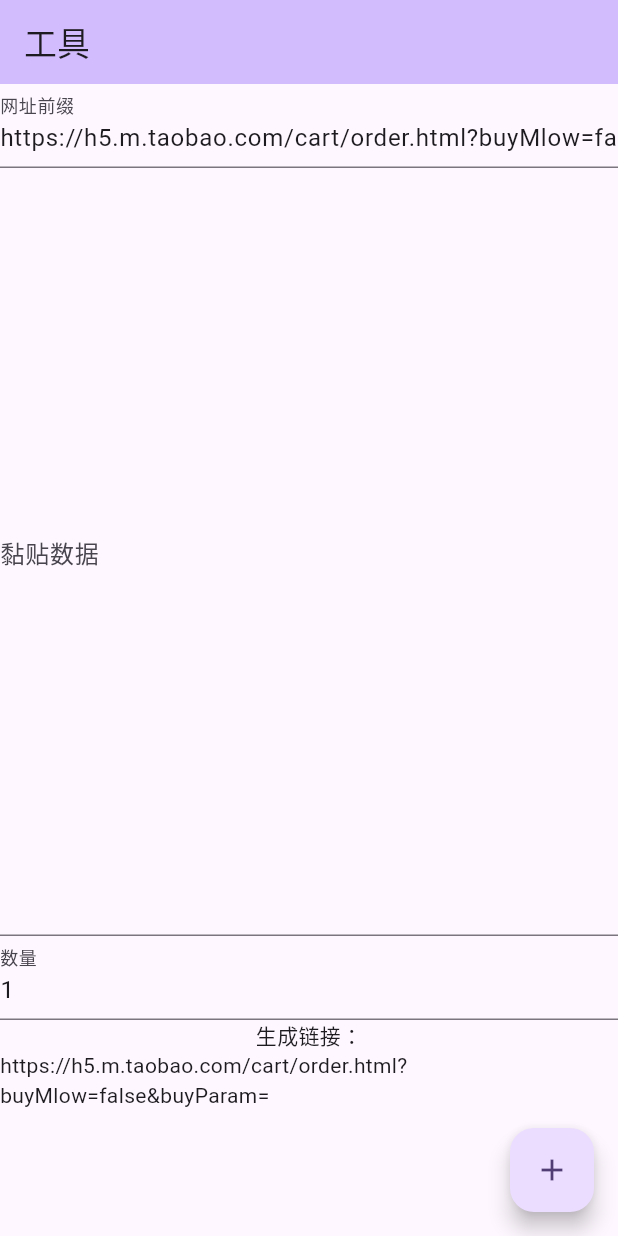
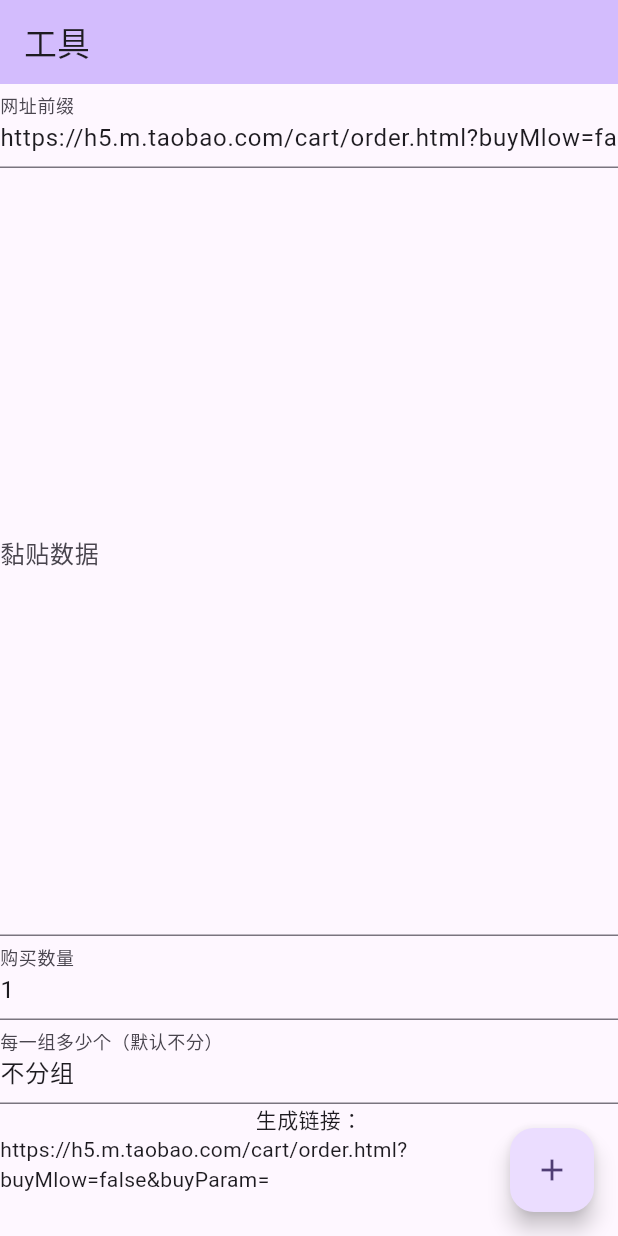
Before and after one commit to woohyman/PersonalHomepage, a Flutter app: the screen it shows after launch, after a tap on the "add" icon, on a phone screen of 412 x 824 dp. Run offline on Flutter 3.47's test engine with Material 2 defaults, Android fonts, the phone set to English and light mode, and no system bars.

Commit message:
【增加】完善bug

```diff
--- a/lib/main.dart
+++ b/lib/main.dart
@@ -30,30 +30,33 @@ class MyHomePage extends StatefulWidget {
 }
 
 TextEditingController _multiCopy = TextEditingController();
-TextEditingController _unameController = TextEditingController(
-    text: "https://h5.m.taobao.com/cart/order.html?buyMlow=false&buyParam=");
-TextEditingController _url = TextEditingController();
+TextEditingController _unameController = TextEditingController(text: "https://h5.m.taobao.com/cart/order.html?buyMlow=false&buyParam=");
 TextEditingController _number = TextEditingController(text: "1");
+TextEditingController _numberEachSegment = TextEditingController(text: "不分组");
 
 class _MyHomePageState extends State<MyHomePage> {
   String _counter = "";
 
   void _incrementCounter() {
     setState(() {
-      final stringFragments =
-          _multiCopy.text.replaceAll("&id=", " id= ").replaceAll("?id=", " id= ").split(" id=");
-      int index = 0;
+      final stringFragments = _multiCopy.text.split("https://");
       _counter = _unameController.text;
-      stringFragments.forEach((element) {
-        index++;
-        if (element.startsWith(" ")) {
-          if (index >= 1 && index != stringFragments.length - 1) {
-            _counter += ","+element.substring(1, 13) + "_" + _number.text;
-          } else {
-            _counter += element.substring(1, 13) + "_" + _number.text;
-          }
+      for (int i = 0; i < stringFragments.length; i++) {
+        final fragment = stringFragments[i];
+        var index = fragment.indexOf("&id=");
+        if (index < 0) index = fragment.indexOf("?id=");
+        if (index < 0) continue;
+        String id = "";
+        String skuId = "";
+        id = fragment.substring(index + 4, index + 16);
+        final skuIdIndex = fragment.indexOf("skuId=");
+        if (skuIdIndex > 0) skuId = "_" + fragment.substring(skuIdIndex + 6, skuIdIndex + 19);
+        if (i > 1 && i <= stringFragments.length) {
+          _counter += "," + id + "_" + _number.text+skuId;
+        } else {
+          _counter += id + "_" + _number.text+skuId;
         }
-      });
+      }
     });
   }
 
@@ -93,9 +96,15 @@ class _MyHomePageState extends State<MyHomePage> {
                 // ),
                 TextField(
                   decoration: const InputDecoration(
-                    labelText: "数量",
+                    labelText: "购买数量",
                   ),
                   controller: _number,
+                ),
+                TextField(
+                  decoration: const InputDecoration(
+                    labelText: "每一组多少个（默认不分）",
+                  ),
+                  controller: _numberEachSegment,
                 ),
                 const Text(
                   "生成链接：",
```
